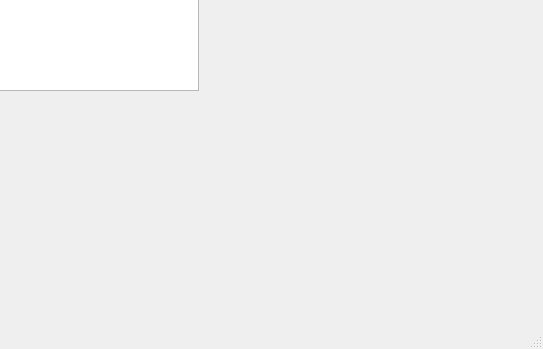
First picture: the form in Environment_IOT/showmainwindow.ui, repository MirLMY/Graduation_project, before the edit; both pictures show x 257 to 800 and y 251 to 600 of the 800 by 600 pixel window.
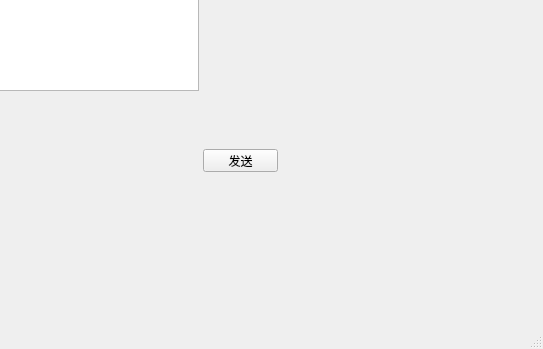
Second picture: the form after the edit.

Commit message: 修复了my_serialport没有delete的BUG，修复了申请了新的mainwindow，Register,ForgetPassword类的内存，但关闭时不释放的BUG，新增了使用过程中，密码，用户名错误时清除错误的本文， 完成了通信协议中，后2位校验位的比较，也通过了16进制发送数据，还差创建一个解析通信包的类

Diff of the .ui file:
```diff
--- a/Environment_IOT/showmainwindow.ui
+++ b/Environment_IOT/showmainwindow.ui
@@ -24,6 +24,19 @@
      </rect>
     </property>
    </widget>
+   <widget class="QPushButton" name="sendButton">
+    <property name="geometry">
+     <rect>
+      <x>460</x>
+      <y>400</y>
+      <width>75</width>
+      <height>23</height>
+     </rect>
+    </property>
+    <property name="text">
+     <string>发送</string>
+    </property>
+   </widget>
   </widget>
   <widget class="QMenuBar" name="menubar">
    <property name="geometry">
```
The commit also changes 22 other files.
